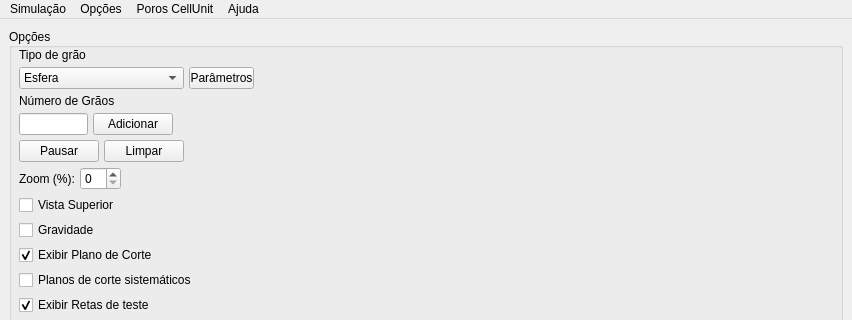
This is forms/gui.ui in lucassimao/Simulacao-Estereologica as Qt 5 draws it before an edit; both pictures show x 0 to 852 and y 0 to 320 of the 852 by 611 pixel window. The edited form follows.
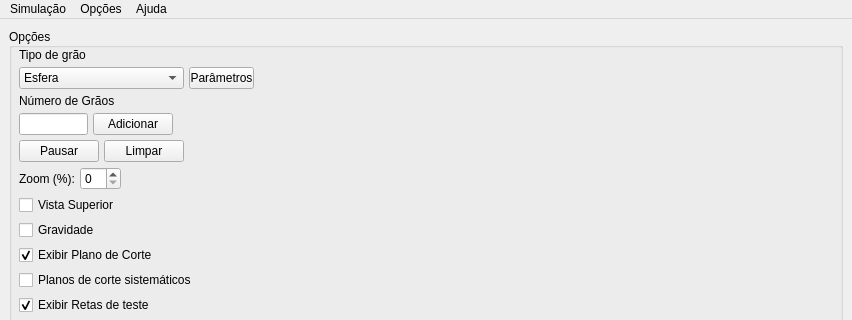
This is the edited form. Icons and pictures are not drawn.

```diff
--- a/forms/gui.ui
+++ b/forms/gui.ui
@@ -510,17 +510,6 @@
     <addaction name="actionDistribui_o_de_gr_os"/>
     <addaction name="menuAdi_o_Sistem_tica"/>
    </widget>
-   <widget class="QMenu" name="menuPoros_CellUnit">
-    <property name="title">
-     <string>Poros CellUnit</string>
-    </property>
-    <addaction name="actionTetaedro"/>
-    <addaction name="actionEctaedro"/>
-    <addaction name="actionCubo_simples"/>
-    <addaction name="actionC_bico_de_corpo_centrado"/>
-    <addaction name="separator"/>
-    <addaction name="actionCores"/>
-   </widget>
    <widget class="QMenu" name="menuAjuda">
     <property name="title">
      <string>Ajuda</string>
@@ -530,7 +519,6 @@
    </widget>
    <addaction name="menuArquivo"/>
    <addaction name="menuOp_es"/>
-   <addaction name="menuPoros_CellUnit"/>
    <addaction name="menuAjuda"/>
   </widget>
   <widget class="QStatusBar" name="statusBar">
```
